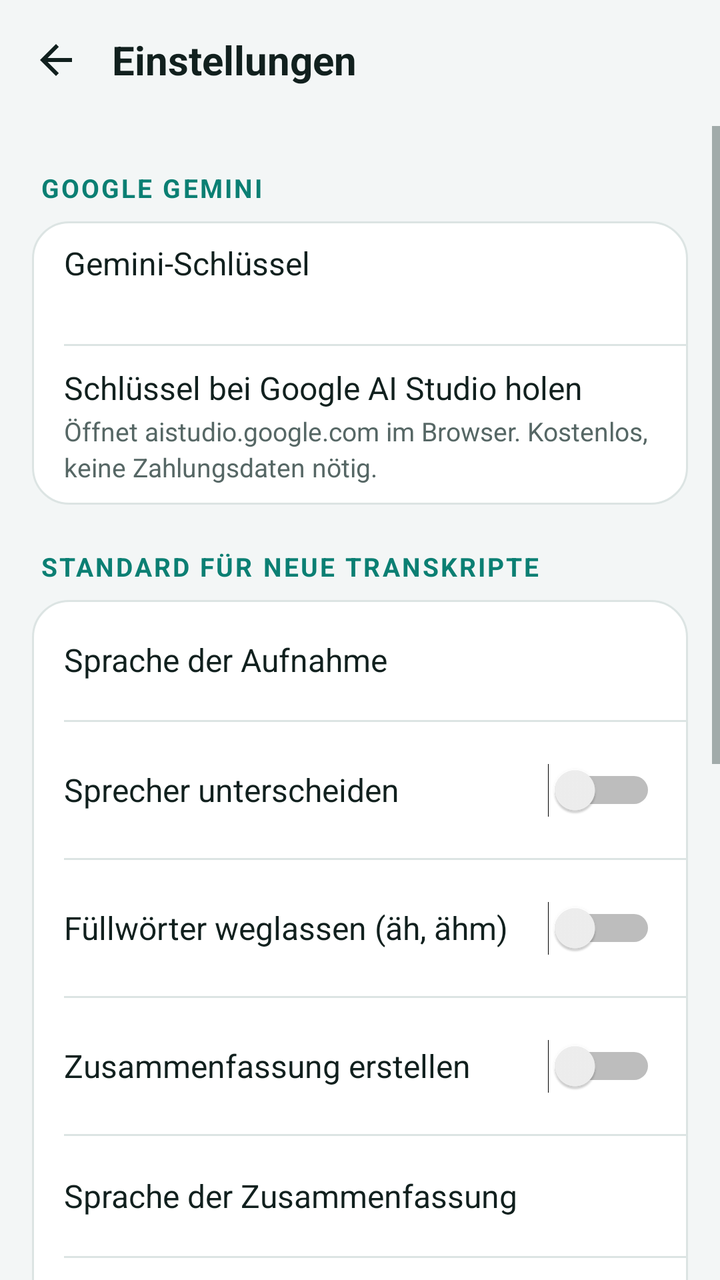
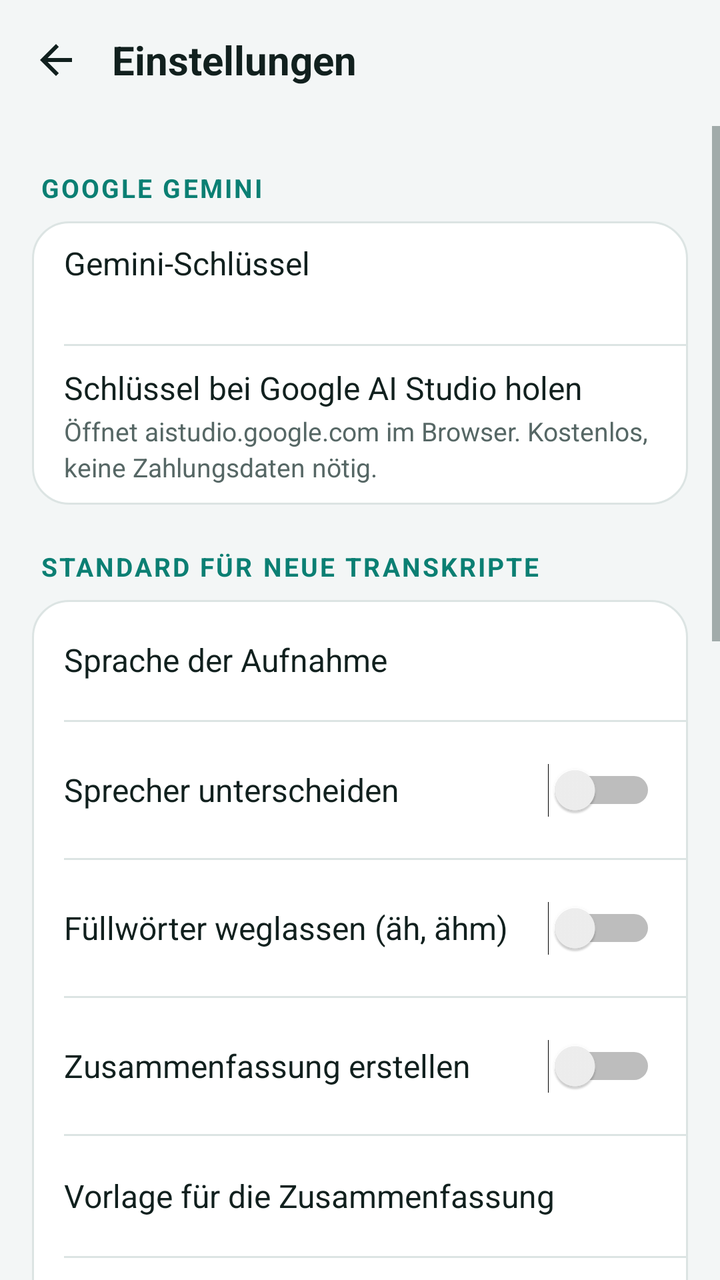

The first picture is an Android layout as it rendered before a commit; the second is the same layout after the commit. The layout source and the unified diff follow.
<!-- AndroidManifest.xml: application theme Theme.Scribe -->
<!-- res/layout/activity_settings.xml -->
<?xml version="1.0" encoding="utf-8"?>
<LinearLayout xmlns:android="http://schemas.android.com/apk/res/android"
    android:layout_width="match_parent" android:layout_height="match_parent"
    android:orientation="vertical" android:background="?attr/pl_bg" android:fitsSystemWindows="true">
    <LinearLayout android:layout_width="match_parent" android:layout_height="wrap_content"
        android:orientation="horizontal" android:gravity="center_vertical" android:background="@drawable/header_bg"
        android:paddingStart="6dp" android:paddingEnd="16dp" android:paddingTop="6dp" android:paddingBottom="9dp">
        <ImageButton android:id="@+id/settings_back" style="@style/HeaderIconButton"
            android:src="@drawable/ic_back" android:contentDescription="@string/back" />
        <TextView android:layout_width="0dp" android:layout_height="wrap_content" android:layout_weight="1"
            android:layout_marginStart="6dp" android:text="@string/settings" android:textSize="20sp"
            android:textStyle="bold" android:textColor="?attr/pl_header_text" android:accessibilityHeading="true" />
    </LinearLayout>
    <ScrollView android:layout_width="match_parent" android:layout_height="match_parent">
        <LinearLayout android:layout_width="match_parent" android:layout_height="wrap_content"
            android:orientation="vertical" android:paddingStart="16dp" android:paddingEnd="16dp" android:paddingBottom="24dp">
            <TextView style="@style/SettingsHeader" android:text="@string/set_sec_key" />
            <LinearLayout style="@style/SettingsCard">
                <LinearLayout android:id="@+id/row_key" style="@style/SettingsRow">
                    <LinearLayout android:layout_width="0dp" android:layout_height="wrap_content" android:layout_weight="1" android:orientation="vertical">
                        <TextView style="@style/SettingsTitle" android:text="@string/set_key" />
                        <TextView android:id="@+id/key_status" style="@style/SettingsSub"  />
                    </LinearLayout>
                </LinearLayout>
                <View style="@style/SettingsDivider" />
                <LinearLayout android:id="@+id/row_key_get" style="@style/SettingsRow">
                    <LinearLayout android:layout_width="0dp" android:layout_height="wrap_content" android:layout_weight="1" android:orientation="vertical">
                        <TextView style="@style/SettingsTitle" android:text="@string/set_key_get" />
                        <TextView style="@style/SettingsSub" android:text="@string/set_key_get_sub" />
                    </LinearLayout>
                </LinearLayout>
            </LinearLayout>
            <TextView style="@style/SettingsHeader" android:text="@string/set_sec_defaults" />
            <LinearLayout style="@style/SettingsCard">
                <LinearLayout android:id="@+id/row_lang" style="@style/SettingsRow">
                    <LinearLayout android:layout_width="0dp" android:layout_height="wrap_content" android:layout_weight="1" android:orientation="vertical">
                        <TextView style="@style/SettingsTitle" android:text="@string/set_lang" />
                    </LinearLayout>
                    <TextView android:id="@+id/lang_value" android:layout_width="wrap_content" android:layout_height="wrap_content"
                        android:layout_marginStart="12dp" android:maxWidth="170dp" android:gravity="end" android:textColor="?attr/pl_accent" android:textSize="15sp" />
                </LinearLayout>
                <View style="@style/SettingsDivider" />
                <LinearLayout android:id="@+id/row_diarize" style="@style/SettingsRow">
                    <LinearLayout android:layout_width="0dp" android:layout_height="wrap_content" android:layout_weight="1" android:orientation="vertical">
                        <TextView style="@style/SettingsTitle" android:text="@string/start_diarize" />
                    </LinearLayout>
                    <Switch android:id="@+id/sw_diarize" android:layout_width="wrap_content" android:layout_height="48dp"
                        android:contentDescription="@string/start_diarize" />
                </LinearLayout>
                <View style="@style/SettingsDivider" />
                <LinearLayout android:id="@+id/row_clean" style="@style/SettingsRow">
                    <LinearLayout android:layout_width="0dp" android:layout_height="wrap_content" android:layout_weight="1" android:orientation="vertical">
                        <TextView style="@style/SettingsTitle" android:text="@string/start_clean" />
                    </LinearLayout>
                    <Switch android:id="@+id/sw_clean" android:layout_width="wrap_content" android:layout_height="48dp"
                        android:contentDescription="@string/start_clean" />
                </LinearLayout>
                <View style="@style/SettingsDivider" />
                <LinearLayout android:id="@+id/row_summary" style="@style/SettingsRow">
                    <LinearLayout android:layout_width="0dp" android:layout_height="wrap_content" android:layout_weight="1" android:orientation="vertical">
                        <TextView style="@style/SettingsTitle" android:text="@string/start_summary" />
                    </LinearLayout>
                    <Switch android:id="@+id/sw_summary" android:layout_width="wrap_content" android:layout_height="48dp"
                        android:contentDescription="@string/start_summary" />
                </LinearLayout>
                <View style="@style/SettingsDivider" />
                <LinearLayout android:id="@+id/row_sum_lang" style="@style/SettingsRow">
                    <LinearLayout android:layout_width="0dp" android:layout_height="wrap_content" android:layout_weight="1" android:orientation="vertical">
                        <TextView style="@style/SettingsTitle" android:text="@string/set_sum_lang" />
                    </LinearLayout>
                    <TextView android:id="@+id/sum_lang_value" android:layout_width="wrap_content" android:layout_height="wrap_content"
                        android:layout_marginStart="12dp" android:maxWidth="170dp" android:gravity="end" android:textColor="?attr/pl_accent" android:textSize="15sp" />
                </LinearLayout>
                <View style="@style/SettingsDivider" />
                <LinearLayout android:id="@+id/row_keep" style="@style/SettingsRow">
                    <LinearLayout android:layout_width="0dp" android:layout_height="wrap_content" android:layout_weight="1" android:orientation="vertical">
                        <TextView style="@style/SettingsTitle" android:text="@string/set_keep_audio" />
                        <TextView style="@style/SettingsSub" android:text="@string/set_keep_audio_sub" />
                    </LinearLayout>
                    <Switch android:id="@+id/sw_keep" android:layout_width="wrap_content" android:layout_height="48dp"
                        android:contentDescription="@string/set_keep_audio" />
                </LinearLayout>
            </LinearLayout>
            <TextView style="@style/SettingsHeader" android:text="@string/set_sec_look" />
            <LinearLayout style="@style/SettingsCard">
                <LinearLayout android:id="@+id/row_design" style="@style/SettingsRow">
                    <LinearLayout android:layout_width="0dp" android:layout_height="wrap_content" android:layout_weight="1" android:orientation="vertical">
                        <TextView style="@style/SettingsTitle" android:text="@string/design_title" />
                    </LinearLayout>
                    <TextView android:id="@+id/design_value" android:layout_width="wrap_content" android:layout_height="wrap_content"
                        android:layout_marginStart="12dp" android:maxWidth="170dp" android:gravity="end" android:textColor="?attr/pl_accent" android:textSize="15sp" />
                </LinearLayout>
            </LinearLayout>
            <TextView style="@style/SettingsHeader" android:text="@string/set_sec_data" />
            <LinearLayout style="@style/SettingsCard">
                <LinearLayout android:id="@+id/row_privacy" style="@style/SettingsRow">
                    <LinearLayout android:layout_width="0dp" android:layout_height="wrap_content" android:layout_weight="1" android:orientation="vertical">
                        <TextView style="@style/SettingsTitle" android:text="@string/set_privacy" />
                    </LinearLayout>
                </LinearLayout>
                <View style="@style/SettingsDivider" />
                <LinearLayout android:id="@+id/row_delete_all" style="@style/SettingsRow">
                    <LinearLayout android:layout_width="0dp" android:layout_height="wrap_content" android:layout_weight="1" android:orientation="vertical">
                        <TextView style="@style/SettingsTitle" android:text="@string/set_delete_all" />
                        <TextView style="@style/SettingsSub" android:text="@string/set_delete_all_sub" />
                    </LinearLayout>
                </LinearLayout>
                <View style="@style/SettingsDivider" />
                <LinearLayout android:id="@+id/row_version" style="@style/SettingsRow">
                    <LinearLayout android:layout_width="0dp" android:layout_height="wrap_content" android:layout_weight="1" android:orientation="vertical">
                        <TextView style="@style/SettingsTitle" android:text="@string/set_about" />
                    </LinearLayout>
                    <TextView android:id="@+id/version_value" android:layout_width="wrap_content" android:layout_height="wrap_content"
                        android:layout_marginStart="12dp" android:maxWidth="170dp" android:gravity="end" android:textColor="?attr/pl_accent" android:textSize="15sp" />
                </LinearLayout>
            </LinearLayout>
        </LinearLayout>
    </ScrollView>
</LinearLayout>
<!-- resources referenced by this layout -->
<resources>
  <string name="back">Zurück</string>
  <string name="design_title">Design</string>
  <string name="set_about">Version</string>
  <string name="set_delete_all">Alle Transkripte löschen</string>
  <string name="set_delete_all_sub">Löscht Texte, Zusammenfassungen und Ton auf diesem Gerät.</string>
  <string name="set_keep_audio">Ton behalten</string>
  <string name="set_keep_audio_sub">Zum Abspielen und für erneute Versuche. Aus = Ton wird nach der Transkription gelöscht.</string>
  <string name="set_key">Gemini-Schlüssel</string>
  <string name="set_key_get">Schlüssel bei Google AI Studio holen</string>
  <string name="set_key_get_sub">Öffnet aistudio.google.com im Browser. Kostenlos, keine Zahlungsdaten nötig.</string>
  <string name="set_lang">Sprache der Aufnahme</string>
  <string name="set_privacy">Datenschutz und Hinweise</string>
  <string name="set_sec_data">Daten</string>
  <string name="set_sec_defaults">Standard für neue Transkripte</string>
  <string name="set_sec_key">Google Gemini</string>
  <string name="set_sec_look">Darstellung</string>
  <string name="set_sum_lang">Sprache der Zusammenfassung</string>
  <string name="settings">Einstellungen</string>
  <string name="start_clean">Füllwörter weglassen (äh, ähm)</string>
  <string name="start_diarize">Sprecher unterscheiden</string>
  <string name="start_summary">Zusammenfassung erstellen</string>
  <style name="HeaderIconButton">
          <item name="android:layout_width">44dp</item>
          <item name="android:layout_height">48dp</item>
          <item name="android:background">?android:attr/selectableItemBackgroundBorderless</item>
          <item name="android:tint">?attr/pl_header_text</item>
          <item name="android:scaleType">center</item>
      </style>
  <style name="SettingsCard">
          <item name="android:layout_width">match_parent</item>
          <item name="android:layout_height">wrap_content</item>
          <item name="android:orientation">vertical</item>
          <item name="android:background">@drawable/card</item>
      </style>
  <style name="SettingsDivider">
          <item name="android:layout_width">match_parent</item>
          <item name="android:layout_height">1dp</item>
          <item name="android:layout_marginStart">16dp</item>
          <item name="android:background">?attr/pl_divider</item>
      </style>
  <style name="SettingsTitle">
          <item name="android:layout_width">wrap_content</item>
          <item name="android:layout_height">wrap_content</item>
          <item name="android:textColor">?attr/pl_text</item>
          <item name="android:textSize">16sp</item>
      </style>
  <!-- drawable card (drawable) -->
  <?xml version="1.0" encoding="utf-8"?>
  <shape xmlns:android="http://schemas.android.com/apk/res/android">
      <solid android:color="?attr/pl_surface" />
      <corners android:radius="18dp" />
      <stroke android:width="1dp" android:color="?attr/pl_divider" />
  </shape>
  <!-- drawable settings_row (drawable) -->
  <?xml version="1.0" encoding="utf-8"?>
  <ripple xmlns:android="http://schemas.android.com/apk/res/android" android:color="?attr/pl_accent_soft">
      <item android:id="@android:id/mask"><shape><solid android:color="#FFFFFFFF" /></shape></item>
  </ripple>
  <style name="Dialog.Scribe" parent="@android:style/Theme.Material.Light.Dialog.Alert">
          <item name="android:colorAccent">?attr/pl_accent</item>
      </style>
  <!-- unchanged entries left out for length: 7 -->
</resources>

<!-- the commit's change to res/layout/activity_settings.xml (unified diff, before → after) -->
@@ -64,6 +64,14 @@
                         android:contentDescription="@string/start_summary" />
                 </LinearLayout>
                 <View style="@style/SettingsDivider" />
+                <LinearLayout android:id="@+id/row_template" style="@style/SettingsRow">
+                    <LinearLayout android:layout_width="0dp" android:layout_height="wrap_content" android:layout_weight="1" android:orientation="vertical">
+                        <TextView style="@style/SettingsTitle" android:text="@string/start_template" />
+                    </LinearLayout>
+                    <TextView android:id="@+id/template_value" android:layout_width="wrap_content" android:layout_height="wrap_content"
+                        android:layout_marginStart="12dp" android:maxWidth="170dp" android:gravity="end" android:textColor="?attr/pl_accent" android:textSize="15sp" />
+                </LinearLayout>
+                <View style="@style/SettingsDivider" />
                 <LinearLayout android:id="@+id/row_sum_lang" style="@style/SettingsRow">
                     <LinearLayout android:layout_width="0dp" android:layout_height="wrap_content" android:layout_weight="1" android:orientation="vertical">
                         <TextView style="@style/SettingsTitle" android:text="@string/set_sum_lang" />
@@ -79,6 +87,23 @@
                     </LinearLayout>
                     <Switch android:id="@+id/sw_keep" android:layout_width="wrap_content" android:layout_height="48dp"
                         android:contentDescription="@string/set_keep_audio" />
+                </LinearLayout>
+            </LinearLayout>
+            <TextView style="@style/SettingsHeader" android:text="@string/m_read" />
+            <LinearLayout style="@style/SettingsCard">
+                <LinearLayout android:id="@+id/row_rate" style="@style/SettingsRow">
+                    <LinearLayout android:layout_width="0dp" android:layout_height="wrap_content" android:layout_weight="1" android:orientation="vertical">
+                        <TextView style="@style/SettingsTitle" android:text="@string/set_rate" />
+                    </LinearLayout>
+                    <TextView android:id="@+id/rate_value" android:layout_width="wrap_content" android:layout_height="wrap_content"
+                        android:layout_marginStart="12dp" android:maxWidth="170dp" android:gravity="end" android:textColor="?attr/pl_accent" android:textSize="15sp" />
+                </LinearLayout>
+                <View style="@style/SettingsDivider" />
+                <LinearLayout android:id="@+id/row_tts" style="@style/SettingsRow">
+                    <LinearLayout android:layout_width="0dp" android:layout_height="wrap_content" android:layout_weight="1" android:orientation="vertical">
+                        <TextView style="@style/SettingsTitle" android:text="@string/set_tts" />
+                        <TextView style="@style/SettingsSub" android:text="@string/set_tts_sub" />
+                    </LinearLayout>
                 </LinearLayout>
             </LinearLayout>
             <TextView style="@style/SettingsHeader" android:text="@string/set_sec_look" />
<!-- resource entries referenced after the edit -->
@@ -2,6 +2,7 @@
 <resources>
   <string name="back">Zurück</string>
   <string name="design_title">Design</string>
+  <string name="m_read">Vorlesen …</string>
   <string name="set_about">Version</string>
   <string name="set_delete_all">Alle Transkripte löschen</string>
   <string name="set_delete_all_sub">Löscht Texte, Zusammenfassungen und Ton auf diesem Gerät.</string>
@@ -12,15 +13,19 @@
   <string name="set_key_get_sub">Öffnet aistudio.google.com im Browser. Kostenlos, keine Zahlungsdaten nötig.</string>
   <string name="set_lang">Sprache der Aufnahme</string>
   <string name="set_privacy">Datenschutz und Hinweise</string>
+  <string name="set_rate">Vorlesegeschwindigkeit</string>
   <string name="set_sec_data">Daten</string>
   <string name="set_sec_defaults">Standard für neue Transkripte</string>
   <string name="set_sec_key">Google Gemini</string>
   <string name="set_sec_look">Darstellung</string>
   <string name="set_sum_lang">Sprache der Zusammenfassung</string>
+  <string name="set_tts">Stimme und Sprache (Android)</string>
+  <string name="set_tts_sub">Öffnet die Einstellungen der Android-Sprachausgabe.</string>
   <string name="settings">Einstellungen</string>
   <string name="start_clean">Füllwörter weglassen (äh, ähm)</string>
   <string name="start_diarize">Sprecher unterscheiden</string>
   <string name="start_summary">Zusammenfassung erstellen</string>
+  <string name="start_template">Vorlage für die Zusammenfassung</string>
   <style name="HeaderIconButton">
           <item name="android:layout_width">44dp</item>
           <item name="android:layout_height">48dp</item>
